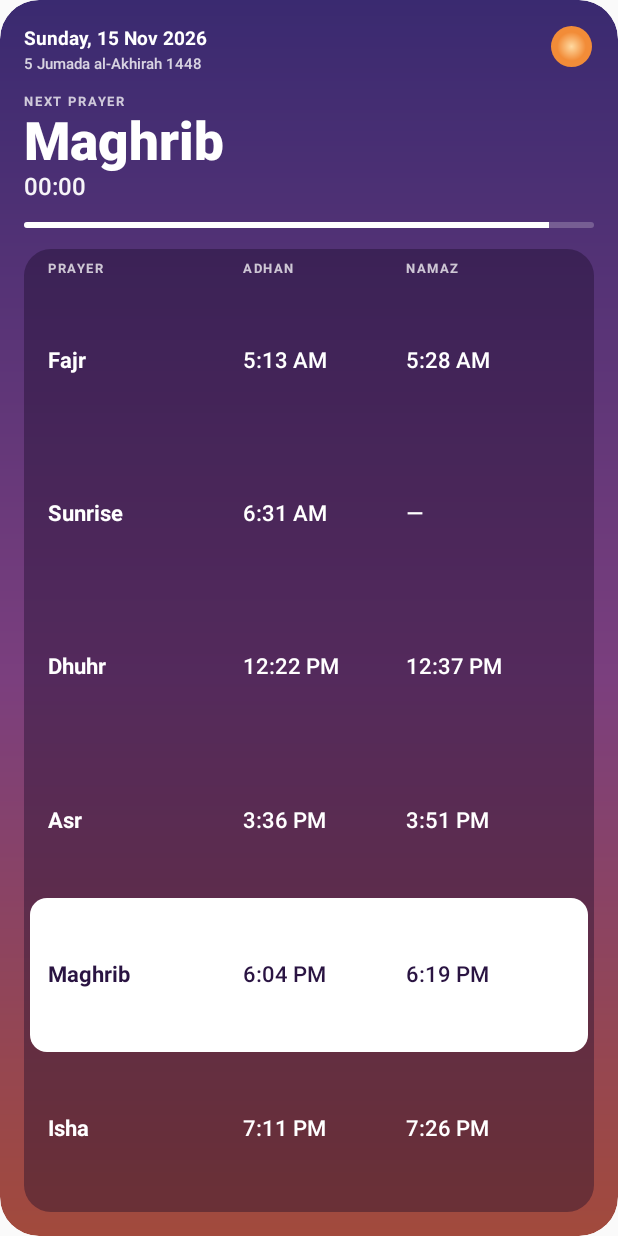
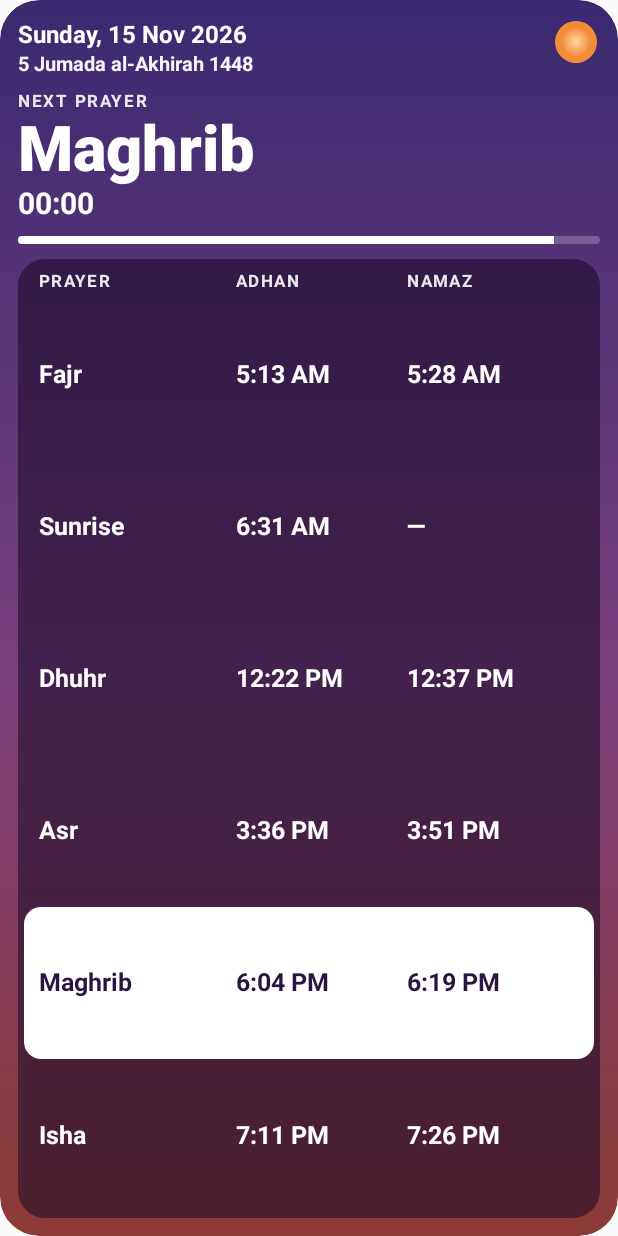
Before and after one commit to SyedMsidsm/Prayer, an Android app built with Jetpack Compose: the layout widget_large.xml on its own in the app's theme, with its tools: preview values and no code run, on a phone screen of 412 x 824 dp. Run offline under Robolectric (Android 15) with nearby library versions, the phone set to English and light mode, and no system bars; Roboto replaces fonts that are not available here.

Commit message:
Increase widget typography scale, boldness, and panel contrast for clear visibility

```diff
--- a/app/src/main/res/drawable/bg_glass.xml
+++ b/app/src/main/res/drawable/bg_glass.xml
@@ -1,5 +1,5 @@
 <?xml version="1.0" encoding="utf-8"?>
 <shape xmlns:android="http://schemas.android.com/apk/res/android" android:shape="rectangle">
-    <solid android:color="#66190A28" />
+    <solid android:color="#8C160826" />
     <corners android:radius="18dp" />
 </shape>
--- a/app/src/main/res/drawable/bg_glass_cell.xml
+++ b/app/src/main/res/drawable/bg_glass_cell.xml
@@ -1,5 +1,5 @@
 <?xml version="1.0" encoding="utf-8"?>
 <shape xmlns:android="http://schemas.android.com/apk/res/android" android:shape="rectangle">
-    <solid android:color="#66190A28" />
+    <solid android:color="#8C160826" />
     <corners android:radius="14dp" />
 </shape>
--- a/app/src/main/res/drawable/sky_dusk.xml
+++ b/app/src/main/res/drawable/sky_dusk.xml
@@ -6,6 +6,6 @@
         android:startColor="#3A2A70"
         android:centerColor="#7B3F7E"
         android:centerY="0.55"
-        android:endColor="#A24A3C" />
+        android:endColor="#8E3B35" />
     <corners android:radius="26dp" />
 </shape>
--- a/app/src/main/res/layout/widget_large.xml
+++ b/app/src/main/res/layout/widget_large.xml
@@ -25,11 +25,11 @@
 
     <ImageView
         android:id="@+id/sky_body"
-        android:layout_width="27dp"
-        android:layout_height="27dp"
+        android:layout_width="28dp"
+        android:layout_height="28dp"
         android:layout_gravity="top|end"
-        android:layout_marginTop="17dp"
-        android:layout_marginEnd="17dp"
+        android:layout_marginTop="14dp"
+        android:layout_marginEnd="14dp"
         android:src="@drawable/ic_sun_warm"
         android:importantForAccessibility="no" />
 
@@ -38,16 +38,16 @@
         android:layout_width="match_parent"
         android:layout_height="match_parent"
         android:orientation="vertical"
-        android:paddingTop="18dp"
-        android:paddingStart="16dp"
-        android:paddingEnd="16dp"
-        android:paddingBottom="16dp">
+        android:paddingTop="14dp"
+        android:paddingStart="12dp"
+        android:paddingEnd="12dp"
+        android:paddingBottom="12dp">
 
         <LinearLayout
             android:id="@+id/header_block"
             android:layout_width="match_parent"
             android:layout_height="wrap_content"
-            android:layout_marginEnd="36dp"
+            android:layout_marginEnd="34dp"
             android:orientation="vertical">
 
             <TextView
@@ -56,7 +56,7 @@
                 android:layout_height="wrap_content"
                 android:text="Sunday, 15 Nov 2026"
                 android:textColor="#FFFFFF"
-                android:textSize="12.5sp"
+                android:textSize="16sp"
                 android:fontFamily="sans-serif"
                 android:textStyle="bold"
                 android:textFontWeight="700"
@@ -68,12 +68,13 @@
                 android:id="@+id/date_hijri"
                 android:layout_width="match_parent"
                 android:layout_height="wrap_content"
-                android:layout_marginTop="3dp"
+                android:layout_marginTop="2dp"
                 android:text="5 Jumada al-Akhirah 1448"
-                android:textColor="#CCFFFFFF"
-                android:textSize="9.8sp"
-                android:fontFamily="sans-serif-medium"
-                android:textFontWeight="600"
+                android:textColor="#F2FFFFFF"
+                android:textSize="13sp"
+                android:fontFamily="sans-serif"
+                android:textStyle="bold"
+                android:textFontWeight="700"
                 android:includeFontPadding="false"
                 android:maxLines="1"
                 android:ellipsize="none" />
@@ -83,8 +84,8 @@
             android:id="@+id/next_block"
             android:layout_width="match_parent"
             android:layout_height="wrap_content"
-            android:layout_marginTop="14dp"
-            android:layout_marginEnd="36dp"
+            android:layout_marginTop="10dp"
+            android:layout_marginEnd="34dp"
             android:orientation="vertical">
 
             <TextView
@@ -92,13 +93,13 @@
                 android:layout_width="match_parent"
                 android:layout_height="wrap_content"
                 android:text="NEXT PRAYER"
-                android:textColor="#BFFFFFFF"
-                android:textSize="8.8sp"
+                android:textColor="#E6FFFFFF"
+                android:textSize="11.5sp"
                 android:fontFamily="sans-serif"
                 android:textStyle="bold"
                 android:textFontWeight="700"
                 android:textAllCaps="true"
-                android:letterSpacing="0.14"
+                android:letterSpacing="0.10"
                 android:includeFontPadding="false"
                 android:maxLines="1"
                 android:ellipsize="none" />
@@ -110,7 +111,7 @@
                 android:layout_marginTop="1dp"
                 android:text="Maghrib"
                 android:textColor="#FFFFFF"
-                android:textSize="35sp"
+                android:textSize="42sp"
                 android:fontFamily="sans-serif"
                 android:textStyle="bold"
                 android:textFontWeight="800"
@@ -123,10 +124,11 @@
                 android:layout_width="match_parent"
                 android:layout_height="wrap_content"
                 android:text="in 00:11"
-                android:textColor="#F2FFFFFF"
-                android:textSize="16sp"
-                android:fontFamily="sans-serif-medium"
-                android:textFontWeight="600"
+                android:textColor="#FFFFFF"
+                android:textSize="20sp"
+                android:fontFamily="sans-serif"
+                android:textStyle="bold"
+                android:textFontWeight="700"
                 android:includeFontPadding="false"
                 android:maxLines="1"
                 android:ellipsize="none" />
@@ -136,8 +138,8 @@
             android:id="@+id/progress"
             style="?android:attr/progressBarStyleHorizontal"
             android:layout_width="match_parent"
-            android:layout_height="4dp"
-            android:layout_marginTop="14dp"
+            android:layout_height="5dp"
+            android:layout_marginTop="10dp"
             android:max="1000"
             android:progress="920"
             android:progressDrawable="@drawable/progress_sky" />
@@ -147,7 +149,7 @@
             android:layout_width="match_parent"
             android:layout_height="0dp"
             android:layout_weight="1"
-            android:layout_marginTop="14dp"
+            android:layout_marginTop="10dp"
             android:background="@drawable/bg_glass"
             android:orientation="vertical"
             android:padding="4dp">
@@ -157,8 +159,8 @@
                 android:layout_width="match_parent"
                 android:layout_height="wrap_content"
                 android:orientation="horizontal"
-                android:paddingStart="12dp"
-                android:paddingEnd="12dp"
+                android:paddingStart="10dp"
+                android:paddingEnd="10dp"
                 android:paddingTop="4dp"
                 android:paddingBottom="5dp">
 
@@ -166,15 +168,15 @@
                     android:id="@+id/h_prayer"
                     android:layout_width="0dp"
                     android:layout_height="wrap_content"
-                    android:layout_weight="1.2"
+                    android:layout_weight="1.15"
                     android:text="PRAYER"
-                    android:textColor="#BFFFFFFF"
-                    android:textSize="8.4sp"
+                    android:textColor="#E6FFFFFF"
+                    android:textSize="11sp"
                     android:fontFamily="sans-serif"
                     android:textStyle="bold"
                     android:textFontWeight="700"
                     android:textAllCaps="true"
-                    android:letterSpacing="0.12"
+                    android:letterSpacing="0.08"
                     android:includeFontPadding="false"
                     android:maxLines="1"
                     android:ellipsize="none" />
@@ -185,13 +187,13 @@
                     android:layout_height="wrap_content"
                     android:layout_weight="1"
                     android:text="ADHAN"
-                    android:textColor="#BFFFFFFF"
-                    android:textSize="8.4sp"
+                    android:textColor="#E6FFFFFF"
+                    android:textSize="11sp"
                     android:fontFamily="sans-serif"
                     android:textStyle="bold"
                     android:textFontWeight="700"
                     android:textAllCaps="true"
-                    android:letterSpacing="0.12"
+                    android:letterSpacing="0.08"
                     android:includeFontPadding="false"
                     android:maxLines="1"
                     android:ellipsize="none" />
@@ -202,13 +204,13 @@
                     android:layout_height="wrap_content"
                     android:layout_weight="1"
                     android:text="NAMAZ"
-                    android:textColor="#BFFFFFFF"
-                    android:textSize="8.4sp"
+                    android:textColor="#E6FFFFFF"
+                    android:textSize="11sp"
                     android:fontFamily="sans-serif"
                     android:textStyle="bold"
                     android:textFontWeight="700"
                     android:textAllCaps="true"
-                    android:letterSpacing="0.12"
+                    android:letterSpacing="0.08"
                     android:includeFontPadding="false"
                     android:maxLines="1"
                     android:ellipsize="none" />
@@ -222,17 +224,17 @@
                 android:background="@drawable/bg_row"
                 android:gravity="center_vertical"
                 android:orientation="horizontal"
-                android:paddingStart="12dp"
-                android:paddingEnd="12dp">
+                android:paddingStart="10dp"
+                android:paddingEnd="10dp">
 
                 <TextView
                     android:id="@+id/r1_name"
                     android:layout_width="0dp"
                     android:layout_height="wrap_content"
-                    android:layout_weight="1.2"
+                    android:layout_weight="1.15"
                     android:text="Fajr"
                     android:textColor="#FFFFFF"
-                    android:textSize="14.5sp"
+                    android:textSize="16.5sp"
                     android:fontFamily="sans-serif"
                     android:textStyle="bold"
                     android:textFontWeight="700"
@@ -247,9 +249,10 @@
                     android:layout_weight="1"
                     android:text="5:13 AM"
                     android:textColor="#FFFFFF"
-                    android:textSize="14.5sp"
-                    android:fontFamily="sans-serif-medium"
-                    android:textFontWeight="600"
+                    android:textSize="16.5sp"
+                    android:fontFamily="sans-serif"
+                    android:textStyle="bold"
+                    android:textFontWeight="700"
                     android:includeFontPadding="false"
                     android:maxLines="1"
                     android:ellipsize="none" />
@@ -261,9 +264,10 @@
                     android:layout_weight="1"
                     android:text="5:28 AM"
                     android:textColor="#FFFFFF"
-                    android:textSize="14.5sp"
-                    android:fontFamily="sans-serif-medium"
-                    android:textFontWeight="600"
+                    android:textSize="16.5sp"
+                    android:fontFamily="sans-serif"
+                    android:textStyle="bold"
+                    android:textFontWeight="700"
                     android:includeFontPadding="false"
                     android:maxLines="1"
                     android:ellipsize="none" />
@@ -277,17 +281,17 @@
                 android:background="@drawable/bg_row"
                 android:gravity="center_vertical"
                 android:orientation="horizontal"
-                android:paddingStart="12dp"
-                android:paddingEnd="12dp">
+                android:paddingStart="10dp"
+                android:paddingEnd="10dp">
 
                 <TextView
                     android:id="@+id/r2_name"
                     android:layout_width="0dp"
                     android:layout_height="wrap_content"
-                    android:layout_weight="1.2"
+                    android:layout_weight="1.15"
                     android:text="Sunrise"
                     android:textColor="#FFFFFF"
-                    android:textSize="14.5sp"
+                    android:textSize="16.5sp"
                     android:fontFamily="sans-serif"
                     android:textStyle="bold"
                     android:textFontWeight="700"
@@ -302,9 +306,10 @@
                     android:layout_weight="1"
                     android:text="6:31 AM"
                     android:textColor="#FFFFFF"
-                    android:textSize="14.5sp"
-                    android:fontFamily="sans-serif-medium"
-                    android:textFontWeight="600"
+                    android:textSize="16.5sp"
+                    android:fontFamily="sans-serif"
+                    android:textStyle="bold"
+                    android:textFontWeight="700"
                     android:includeFontPadding="false"
                     android:maxLines="1"
                     android:ellipsize="none" />
@@ -316,9 +321,10 @@
                     android:layout_weight="1"
                     android:text="—"
                     android:textColor="#FFFFFF"
-                    android:textSize="14.5sp"
-                    android:fontFamily="sans-serif-medium"
-                    android:textFontWeight="600"
+                    android:textSize="16.5sp"
+                    android:fontFamily="sans-serif"
+                    android:textStyle="bold"
+                    android:textFontWeight="700"
                     android:includeFontPadding="false"
                     android:maxLines="1"
                     android:ellipsize="none" />
@@ -332,17 +338,17 @@
                 android:background="@drawable/bg_row"
                 android:gravity="center_vertical"
                 android:orientation="horizontal"
-                android:paddingStart="12dp"
-                android:paddingEnd="12dp">
+                android:paddingStart="10dp"
+                android:paddingEnd="10dp">
 
                 <TextView
                     android:id="@+id/r3_name"
                     android:layout_width="0dp"
                     android:layout_height="wrap_content"
-                    android:layout_weight="1.2"
+                    android:layout_weight="1.15"
                     android:text="Dhuhr"
                     android:textColor="#FFFFFF"
-                    android:textSize="14.5sp"
+                    android:textSize="16.5sp"
                     android:fontFamily="sans-serif"
                     android:textStyle="bold"
                     android:textFontWeight="700"
@@ -357,9 +363,10 @@
                     android:layout_weight="1"
                     android:text="12:22 PM"
                     android:textColor="#FFFFFF"
-                    android:textSize="14.5sp"
-                    android:fontFamily="sans-serif-medium"
-                    android:textFontWeight="600"
+                    android:textSize="16.5sp"
+                    android:fontFamily="sans-serif"
+                    android:textStyle="bold"
+                    android:textFontWeight="700"
                     android:includeFontPadding="false"
                     android:maxLines="1"
                     android:ellipsize="none" />
@@ -371,9 +378,10 @@
                     android:layout_weight="1"
                     android:text="12:37 PM"
                     android:textColor="#FFFFFF"
-                    android:textSize="14.5sp"
-                    android:fontFamily="sans-serif-medium"
-                    android:textFontWeight="600"
+                    android:textSize="16.5sp"
+                    android:fontFamily="sans-serif"
+                    android:textStyle="bold"
+                    android:textFontWeight="700"
                     android:includeFontPadding="false"
                     android:maxLines="1"
                     android:ellipsize="none" />
@@ -387,17 +395,17 @@
                 android:background="@drawable/bg_row"
                 android:gravity="center_vertical"
                 android:orientation="horizontal"
-                android:paddingStart="12dp"
-                android:paddingEnd="12dp">
+                android:paddingStart="10dp"
+                android:paddingEnd="10dp">
 
                 <TextView
                     android:id="@+id/r4_name"
                     android:layout_width="0dp"
                     android:layout_height="wrap_content"
-                    android:layout_weight="1.2"
+                    android:layout_weight="1.15"
                     android:text="Asr"
                     android:textColor="#FFFFFF"
-                    android:textSize="14.5sp"
+                    android:textSize="16.5sp"
                     android:fontFamily="sans-serif"
                     android:textStyle="bold"
                     android:textFontWeight="700"
@@ -412,9 +420,10 @@
                     android:layout_weight="1"
                     android:text="3:36 PM"
                     android:textColor="#FFFFFF"
-                    android:textSize="14.5sp"
-                    android:fontFamily="sans-serif-medium"
-                    android:textFontWeight="600"
+                    android:textSize="16.5sp"
+                    android:fontFamily="sans-serif"
+                    android:textStyle="bold"
+                    android:textFontWeight="700"
                     android:includeFontPadding="false"
                     android:maxLines="1"
                     android:ellipsize="none" />
@@ -426,9 +435,10 @@
                     android:layout_weight="1"
                     android:text="3:51 PM"
                     android:textColor="#FFFFFF"
-                    android:textSize="14.5sp"
-                    android:fontFamily="sans-serif-medium"
-                    android:textFontWeight="600"
+                    android:textSize="16.5sp"
+                    android:fontFamily="sans-serif"
+                    android:textStyle="bold"
+                    android:textFontWeight="700"
                     android:includeFontPadding="false"
                     android:maxLines="1"
                     android:ellipsize="none" />
@@ -442,17 +452,17 @@
                 android:background="@drawable/bg_next_row"
                 android:gravity="center_vertical"
                 android:orientation="horizontal"
-                android:paddingStart="12dp"
-                android:paddingEnd="12dp">
+                android:paddingStart="10dp"
+                android:paddingEnd="10dp">
 
                 <TextView
                     android:id="@+id/r5_name"
                     android:layout_width="0dp"
                     android:layout_height="wrap_content"
-                    android:layout_weight="1.2"
+                    android:layout_weight="1.15"
                     android:text="Maghrib"
                     android:textColor="#2A1442"
-                    android:textSize="14.5sp"
+                    android:textSize="16.5sp"
                     android:fontFamily="sans-serif"
                     android:textStyle="bold"
                     android:textFontWeight="700"
@@ -467,9 +477,10 @@
                     android:layout_weight="1"
                     android:text="6:04 PM"
                     android:textColor="#2A1442"
-                    android:textSize="14.5sp"
-                    android:fontFamily="sans-serif-medium"
-                    android:textFontWeight="600"
+                    android:textSize="16.5sp"
+                    android:fontFamily="sans-serif"
+                    android:textStyle="bold"
+                    android:textFontWeight="700"
                     android:includeFontPadding="false"
                     android:maxLines="1"
                     android:ellipsize="none" />
@@ -481,9 +492,10 @@
                     android:layout_weight="1"
                     android:text="6:19 PM"
                     android:textColor="#2A1442"
-                    android:textSize="14.5sp"
-                    android:fontFamily="sans-serif-medium"
-                    android:textFontWeight="600"
+                    android:textSize="16.5sp"
+                    android:fontFamily="sans-serif"
+                    android:textStyle="bold"
+                    android:textFontWeight="700"
                     android:includeFontPadding="false"
                     android:maxLines="1"
                     android:ellipsize="none" />
@@ -497,17 +509,17 @@
                 android:background="@drawable/bg_row"
                 android:gravity="center_vertical"
                 android:orientation="horizontal"
-                android:paddingStart="12dp"
-                android:paddingEnd="12dp">
+                android:paddingStart="10dp"
+                android:paddingEnd="10dp">
 
                 <TextView
                     android:id="@+id/r6_name"
                     android:layout_width="0dp"
                     android:layout_height="wrap_content"
-                    android:layout_weight="1.2"
+                    android:layout_weight="1.15"
                     android:text="Isha"
                     android:textColor="#FFFFFF"
-                    android:textSize="14.5sp"
+                    android:textSize="16.5sp"
                     android:fontFamily="sans-serif"
                     android:textStyle="bold"
                     android:textFontWeight="700"
@@ -522,9 +534,10 @@
                     android:layout_weight="1"
                     android:text="7:11 PM"
                     android:textColor="#FFFFFF"
-                    android:textSize="14.5sp"
-                    android:fontFamily="sans-serif-medium"
-                    android:textFontWeight="600"
+                    android:textSize="16.5sp"
+                    android:fontFamily="sans-serif"
+                    android:textStyle="bold"
+                    android:textFontWeight="700"
                     android:includeFontPadding="false"
                     android:maxLines="1"
                     android:ellipsize="none" />
@@ -536,9 +549,10 @@
                     android:layout_weight="1"
                     android:text="7:26 PM"
                     android:textColor="#FFFFFF"
-                    android:textSize="14.5sp"
-                    android:fontFamily="sans-serif-medium"
-                    android:textFontWeight="600"
+                    android:textSize="16.5sp"
+                    android:fontFamily="sans-serif"
+                    android:textStyle="bold"
+                    android:textFontWeight="700"
                     android:includeFontPadding="false"
                     android:maxLines="1"
                     android:ellipsize="none" />
```
Also changed, not shown: app/src/main/java/com/syedmsidsm/prayerreminder/widgets/WidgetRenderer.kt (+98 -124 lines), app/src/main/res/layout/widget_medium.xml (+67 -61 lines), app/src/main/res/layout/widget_small.xml (+39 -35 lines).
